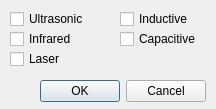
Qt form ui/qdlgdetectableproperties.ui (CoppeliaRobotics/coppeliaSimLib) before a commit.
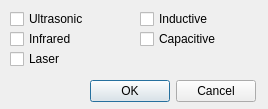
The same form after that commit.

Diff of the .ui file:
```diff
--- a/ui/qdlgdetectableproperties.ui
+++ b/ui/qdlgdetectableproperties.ui
@@ -6,7 +6,7 @@
    <rect>
     <x>0</x>
     <y>0</y>
-    <width>216</width>
+    <width>268</width>
     <height>109</height>
    </rect>
   </property>
@@ -21,7 +21,7 @@
     <rect>
      <x>10</x>
      <y>10</y>
-     <width>101</width>
+     <width>131</width>
      <height>18</height>
     </rect>
    </property>
@@ -35,9 +35,9 @@
   <widget class="QCheckBox" name="qqInductive">
    <property name="geometry">
     <rect>
-     <x>120</x>
+     <x>140</x>
      <y>10</y>
-     <width>101</width>
+     <width>121</width>
      <height>18</height>
     </rect>
    </property>
@@ -51,9 +51,9 @@
   <widget class="QCheckBox" name="qqCapacitive">
    <property name="geometry">
     <rect>
-     <x>120</x>
+     <x>140</x>
      <y>30</y>
-     <width>101</width>
+     <width>121</width>
      <height>18</height>
     </rect>
    </property>
@@ -69,7 +69,7 @@
     <rect>
      <x>10</x>
      <y>30</y>
-     <width>101</width>
+     <width>131</width>
      <height>18</height>
     </rect>
    </property>
@@ -85,7 +85,7 @@
     <rect>
      <x>10</x>
      <y>50</y>
-     <width>101</width>
+     <width>131</width>
      <height>18</height>
     </rect>
    </property>
@@ -101,7 +101,7 @@
     <rect>
      <x>15</x>
      <y>75</y>
-     <width>191</width>
+     <width>241</width>
      <height>32</height>
     </rect>
    </property>
```
